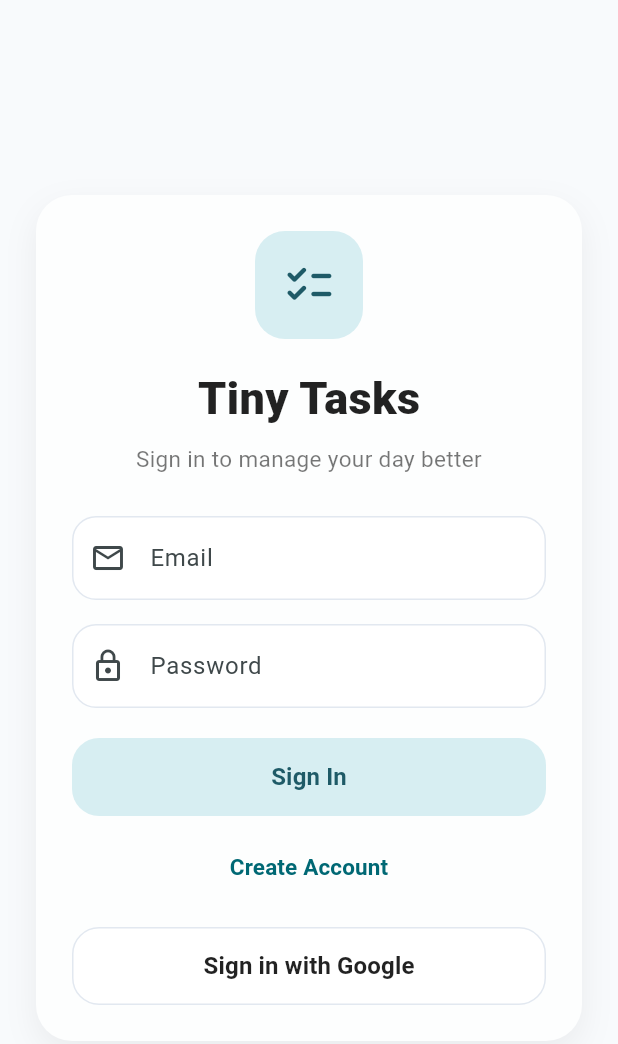
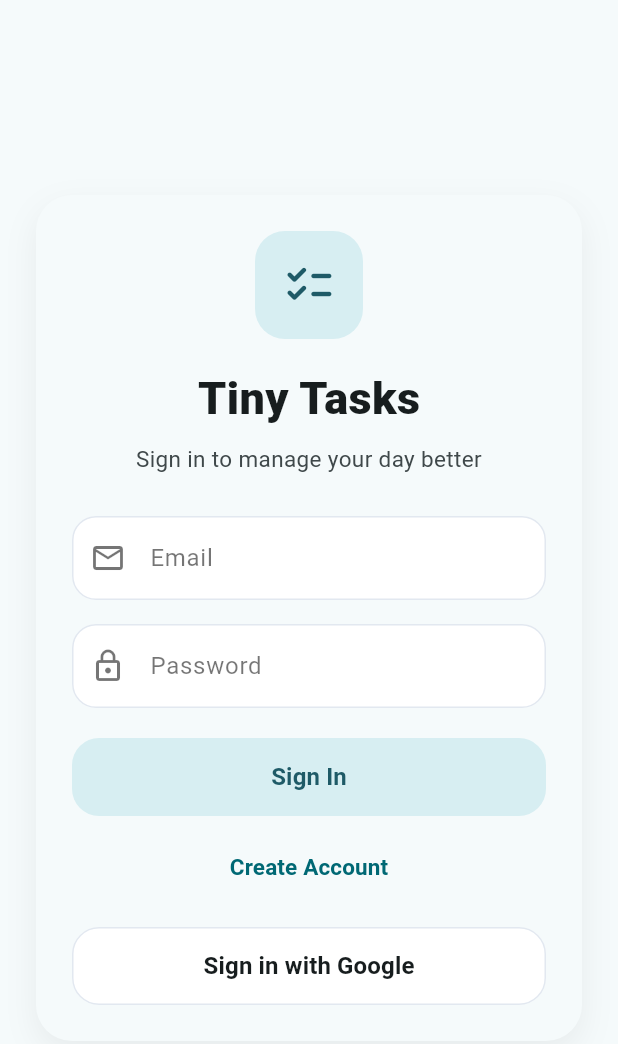
Before and after one commit to johntmvu/Tiny-Tasks, a Flutter app: the screen it shows after launch, on a phone screen of 412 x 824 dp. Shown: the top 1044 px of the screen. Run offline on Flutter 3.47's test engine with Material 3 defaults, Android fonts, the phone set to English and light mode, and no system bars; our stand-ins replace cloud_firestore, firebase_auth, firebase_core, flutter_dotenv, flutter_slidable, google_generative_ai and 2 more; accounts and stored records are empty.

Commit message:
Added dark mode support across app including login, task, and history views

```diff
--- a/lib/login_page.dart
+++ b/lib/login_page.dart
@@ -202,6 +202,48 @@ class _LoginPageState extends State<LoginPage> {
     }
   }
 
+  InputDecoration _inputDecoration(
+    BuildContext context,
+    String label,
+    IconData icon,
+  ) {
+    final theme = Theme.of(context);
+    final isDark = theme.brightness == Brightness.dark;
+
+    return InputDecoration(
+      labelText: label,
+      labelStyle: TextStyle(
+        color: isDark ? Colors.white70 : Colors.black54,
+      ),
+      hintStyle: TextStyle(
+        color: isDark ? Colors.white38 : Colors.black38,
+      ),
+      prefixIcon: Icon(
+        icon,
+        color: isDark ? Colors.white70 : Colors.black54,
+      ),
+      filled: true,
+      fillColor: isDark ? const Color(0xFF1E1E2E) : Colors.white,
+      border: OutlineInputBorder(
+        borderRadius: BorderRadius.circular(16),
+        borderSide: BorderSide.none,
+      ),
+      enabledBorder: OutlineInputBorder(
+        borderRadius: BorderRadius.circular(16),
+        borderSide: BorderSide(
+          color: isDark ? Colors.white24 : const Color(0xFFE2E8F0),
+        ),
+      ),
+      focusedBorder: OutlineInputBorder(
+        borderRadius: BorderRadius.circular(16),
+        borderSide: const BorderSide(
+          color: Color(0xFF8ECFD8),
+          width: 1.5,
+        ),
+      ),
+    );
+  }
+
   @override
   void dispose() {
     _emailController.dispose();
@@ -209,31 +251,13 @@ class _LoginPageState extends State<LoginPage> {
     super.dispose();
   }
 
-  InputDecoration _inputDecoration(String label, IconData icon) {
-    return InputDecoration(
-      labelText: label,
-      prefixIcon: Icon(icon),
-      filled: true,
-      fillColor: Colors.white,
-      border: OutlineInputBorder(
-        borderRadius: BorderRadius.circular(16),
-        borderSide: BorderSide.none,
-      ),
-      enabledBorder: OutlineInputBorder(
-        borderRadius: BorderRadius.circular(16),
-        borderSide: const BorderSide(color: Color(0xFFE2E8F0)),
-      ),
-      focusedBorder: OutlineInputBorder(
-        borderRadius: BorderRadius.circular(16),
-        borderSide: const BorderSide(color: Color(0xFF8ECFD8), width: 1.5),
-      ),
-    );
-  }
-
   @override
   Widget build(BuildContext context) {
+    final theme = Theme.of(context);
+    final isDark = theme.brightness == Brightness.dark;
+
     return Scaffold(
-      backgroundColor: const Color(0xFFF8FAFC),
+      backgroundColor: theme.scaffoldBackgroundColor,
       body: Center(
         child: SingleChildScrollView(
           padding: const EdgeInsets.all(24),
@@ -241,11 +265,11 @@ class _LoginPageState extends State<LoginPage> {
             constraints: const BoxConstraints(maxWidth: 420),
             padding: const EdgeInsets.all(24),
             decoration: BoxDecoration(
-              color: const Color(0xFFFDFEFE),
+              color: theme.cardColor,
               borderRadius: BorderRadius.circular(24),
               boxShadow: [
                 BoxShadow(
-                  color: Colors.black.withOpacity(0.06),
+                  color: Colors.black.withOpacity(isDark ? 0.18 : 0.06),
                   blurRadius: 18,
                   offset: const Offset(0, 8),
                 ),
@@ -268,37 +292,50 @@ class _LoginPageState extends State<LoginPage> {
                   ),
                 ),
                 const SizedBox(height: 18),
-                const Text(
+                Text(
                   "Tiny Tasks",
                   style: TextStyle(
                     fontSize: 30,
                     fontWeight: FontWeight.w800,
-                    color: Colors.black87,
+                    color: theme.colorScheme.onSurface,
                   ),
                 ),
                 const SizedBox(height: 8),
-                const Text(
+                Text(
                   "Sign in to manage your day better",
                   textAlign: TextAlign.center,
                   style: TextStyle(
                     fontSize: 15,
-                    color: Colors.black54,
+                    color: theme.colorScheme.onSurfaceVariant,
                   ),
                 ),
                 const SizedBox(height: 28),
                 TextField(
                   controller: _emailController,
                   keyboardType: TextInputType.emailAddress,
-                  decoration: _inputDecoration("Email", Icons.email_outlined),
+                  style: TextStyle(
+                    color: isDark ? Colors.white : Colors.black,
+                  ),
+                  decoration: _inputDecoration(
+                    context,
+                    "Email",
+                    Icons.email_outlined,
+                  ),
                 ),
                 const SizedBox(height: 16),
                 TextField(
                   controller: _passwordController,
                   obscureText: true,
-                  decoration: _inputDecoration("Password", Icons.lock_outline),
+                  style: TextStyle(
+                    color: isDark ? Colors.white : Colors.black,
+                  ),
+                  decoration: _inputDecoration(
+                    context,
+                    "Password",
+                    Icons.lock_outline,
+                  ),
                 ),
                 const SizedBox(height: 20),
-
                 SizedBox(
                   width: double.infinity,
                   height: 52,
@@ -345,17 +382,24 @@ class _LoginPageState extends State<LoginPage> {
                   child: ElevatedButton(
                     onPressed: _isLoading ? null : _signInWithGoogle,
                     style: ElevatedButton.styleFrom(
-                      backgroundColor: Colors.white,
-                      foregroundColor: Colors.black87,
+                      backgroundColor:
+                          isDark ? const Color(0xFF1E1E2E) : Colors.white,
+                      foregroundColor: theme.colorScheme.onSurface,
                       elevation: 0,
-                      side: const BorderSide(color: Color(0xFFE2E8F0)),
+                      side: BorderSide(
+                        color: isDark ? Colors.white24 : const Color(0xFFE2E8F0),
+                      ),
                       shape: RoundedRectangleBorder(
                         borderRadius: BorderRadius.circular(18),
                       ),
                     ),
-                    child: const Text(
+                    child: Text(
                       "Sign in with Google",
-                      style: TextStyle(fontSize: 16, fontWeight: FontWeight.w700),
+                      style: TextStyle(
+                        fontSize: 16,
+                        fontWeight: FontWeight.w700,
+                        color: theme.colorScheme.onSurface,
+                      ),
                     ),
                   ),
                 ),
@@ -365,13 +409,15 @@ class _LoginPageState extends State<LoginPage> {
                     width: double.infinity,
                     padding: const EdgeInsets.all(12),
                     decoration: BoxDecoration(
-                      color: const Color(0xFFFFEBEE),
+                      color: isDark
+                          ? const Color(0xFF3A1B1B)
+                          : const Color(0xFFFFEBEE),
                       borderRadius: BorderRadius.circular(14),
                     ),
                     child: Text(
                       _errorMessage,
                       style: const TextStyle(
-                        color: Colors.red,
+                        color: Colors.redAccent,
                         fontWeight: FontWeight.w500,
                       ),
                     ),
--- a/lib/main.dart
+++ b/lib/main.dart
@@ -4,6 +4,7 @@ import 'package:flutter_dotenv/flutter_dotenv.dart';
 import 'firebase_options.dart';
 import 'login_page.dart';
 
+final ValueNotifier<ThemeMode> themeNotifier = ValueNotifier(ThemeMode.light);
 
 Future<void> main() async {
   WidgetsFlutterBinding.ensureInitialized();
@@ -19,16 +20,30 @@ class MyApp extends StatelessWidget {
 
   @override
   Widget build(BuildContext context) {
+    return ValueListenableBuilder<ThemeMode>(
+      valueListenable: themeNotifier,
+      builder: (context, currentTheme, child) {
         return MaterialApp(
           title: 'Tiny Tasks',
+          debugShowCheckedModeBanner: false,
+          themeMode: currentTheme,
           theme: ThemeData(
             colorScheme: ColorScheme.fromSeed(
               seedColor: const Color.fromARGB(255, 255, 255, 255),
+              brightness: Brightness.light,
             ),
             useMaterial3: true,
           ),
-      debugShowCheckedModeBanner: false,
-      home: LoginPage(),
+          darkTheme: ThemeData(
+            colorScheme: ColorScheme.fromSeed(
+              seedColor: Colors.deepPurple,
+              brightness: Brightness.dark,
+            ),
+            useMaterial3: true,
+          ),
+          home: const LoginPage(),
+        );
+      },
     );
   }
 }
```
Also changed, not shown: lib/screens/history_view.dart (+46 -36 lines), lib/screens/settings_view.dart (+13 -5 lines), lib/screens/task_view.dart (+160 -194 lines), lib/widgets/task_tile.dart (+15 -6 lines), pubspec.lock, 14 other files. Lines whose indentation alone changed are shown as unchanged.
